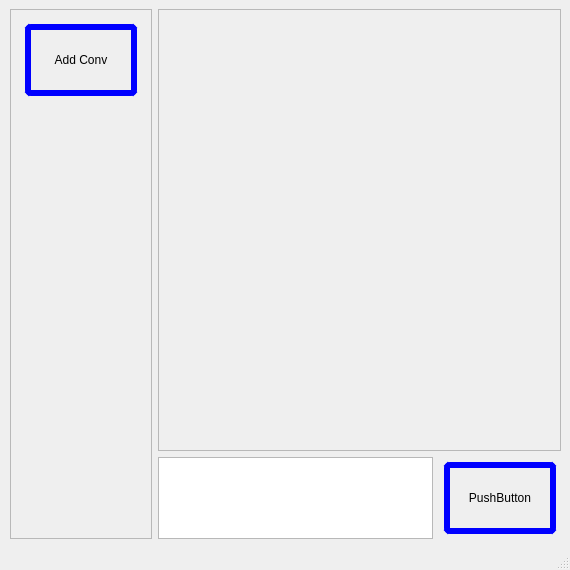
Qt form views/mainwindow.ui (two-monkeys-org/messenger-gui-clone) before a commit.
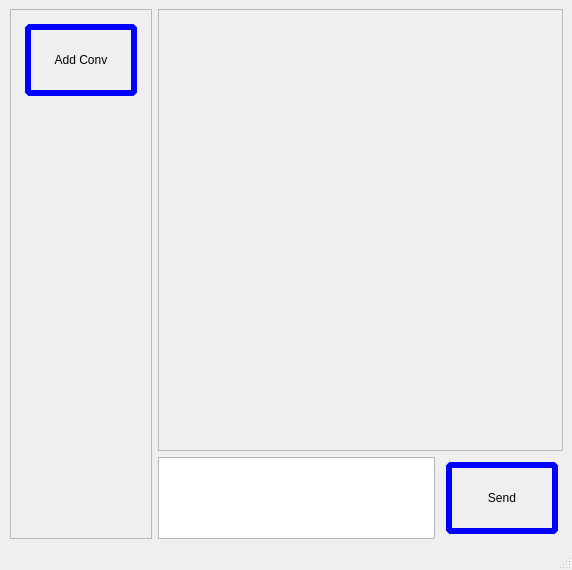
The same form after that commit.

Diff of the .ui file:
```diff
--- a/views/mainwindow.ui
+++ b/views/mainwindow.ui
@@ -6,7 +6,7 @@
    <rect>
     <x>0</x>
     <y>0</y>
-    <width>570</width>
+    <width>572</width>
     <height>570</height>
    </rect>
   </property>
@@ -181,7 +181,7 @@
            <cursorShape>PointingHandCursor</cursorShape>
           </property>
           <property name="text">
-           <string>PushButton</string>
+           <string>Send</string>
           </property>
          </widget>
         </item>
```
Left out of the diff: 2 changed lines with no effect on the pictures.
